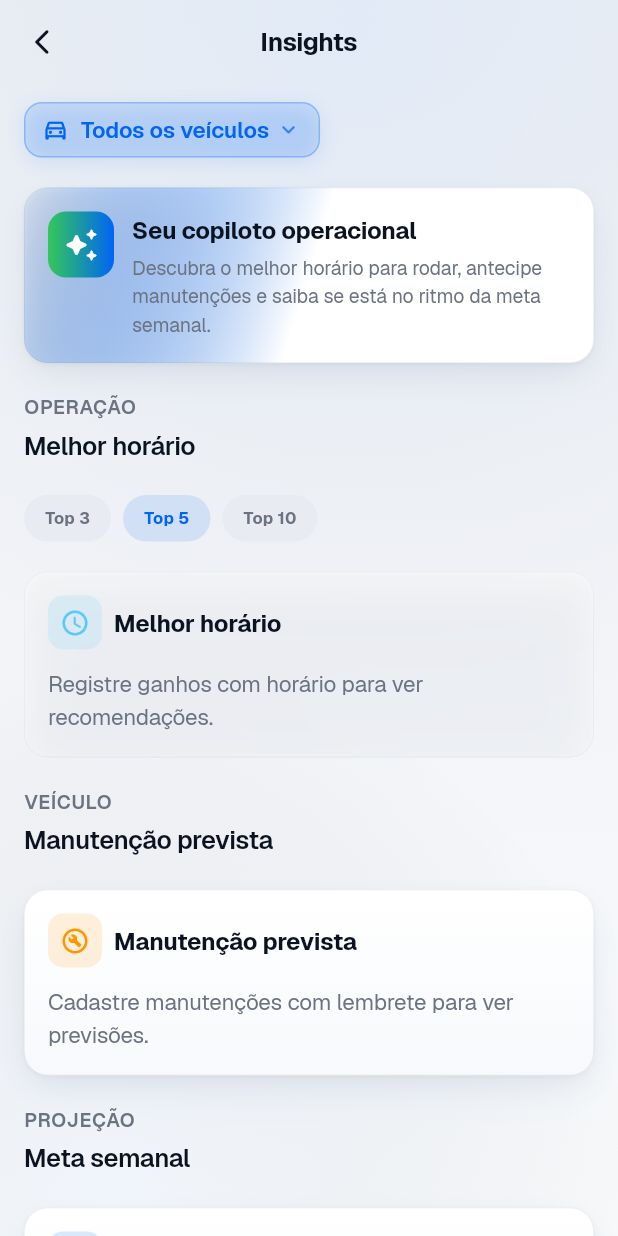
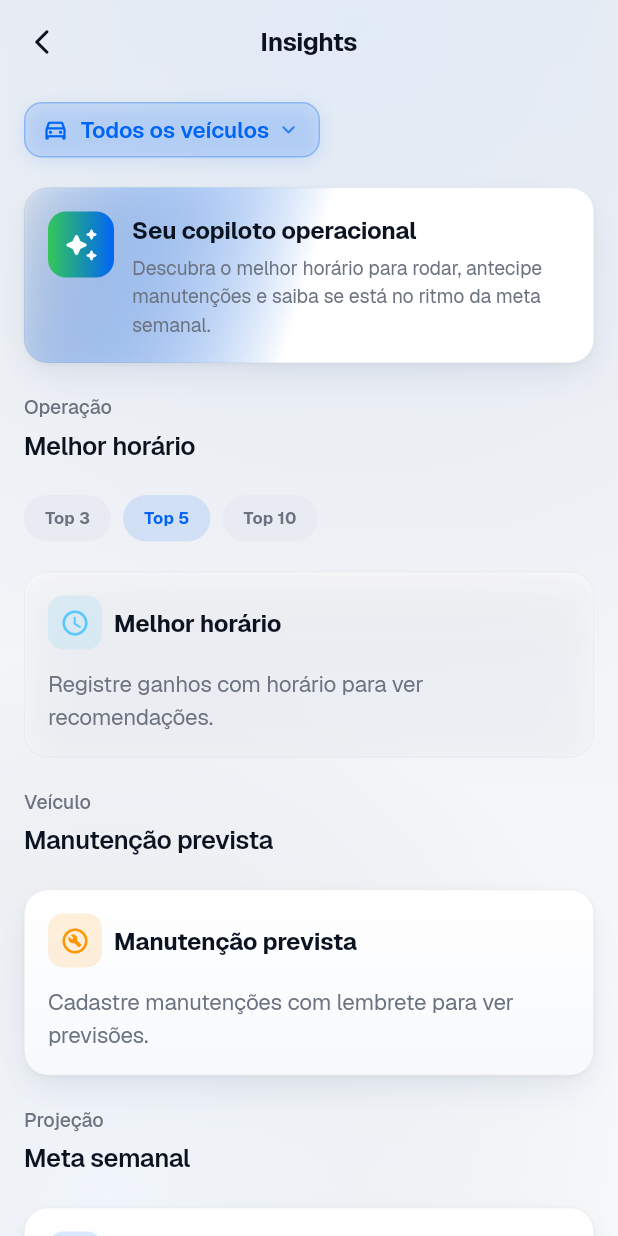
Before and after one commit to solerpedroo/driveflow, a Flutter app: the InsightsScreen screen opened by its route, on a phone screen of 412 x 824 dp. Run offline on Flutter 3.47's test engine with Material 3 defaults, Android fonts, the phone set to English and light mode, and no system bars; our stand-ins replace cached_network_image, connectivity_plus, dio, file_picker, fl_chart, flutter_hooks and 14 more; missing offline and left inert: google_mlkit_text_recognition; accounts and stored records are empty; network calls fail; statements that could not run were skipped.

Commit message:
feat(ui): DfSectionHeader com eyebrow sentence-case
Co-authored-by: Pedro Henrique Contardi Soler <pedrocsoler@hotmail.com>

```diff
--- a/lib/shared/widgets/design_system/df_section_header.dart
+++ b/lib/shared/widgets/design_system/df_section_header.dart
@@ -4,7 +4,7 @@ import '../../../core/theme/app_colors.dart';
 import '../../../core/theme/app_spacing.dart';
 import '../../../core/theme/app_typography.dart';
 
-/// Cabeçalho de seção estilo iOS — uppercase muted + título.
+/// Cabeçalho de seção — eyebrow sentence-case + título.
 class DfSectionHeader extends StatelessWidget {
   const DfSectionHeader({
     required this.title,
@@ -35,10 +35,9 @@ class DfSectionHeader extends StatelessWidget {
               children: [
                 if (eyebrow != null) ...[
                   Text(
-                    eyebrow!.toUpperCase(),
+                    eyebrow!,
                     style: AppTypography.iosSectionHeader(brightness).copyWith(
-                      fontWeight: FontWeight.w600,
-                      letterSpacing: 0.4,
+                      fontWeight: FontWeight.w500,
                     ),
                   ),
                   const SizedBox(height: 4),
```
